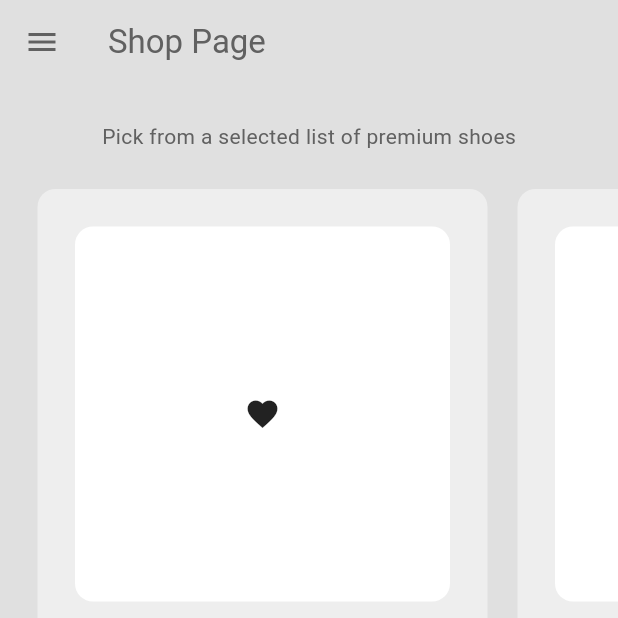
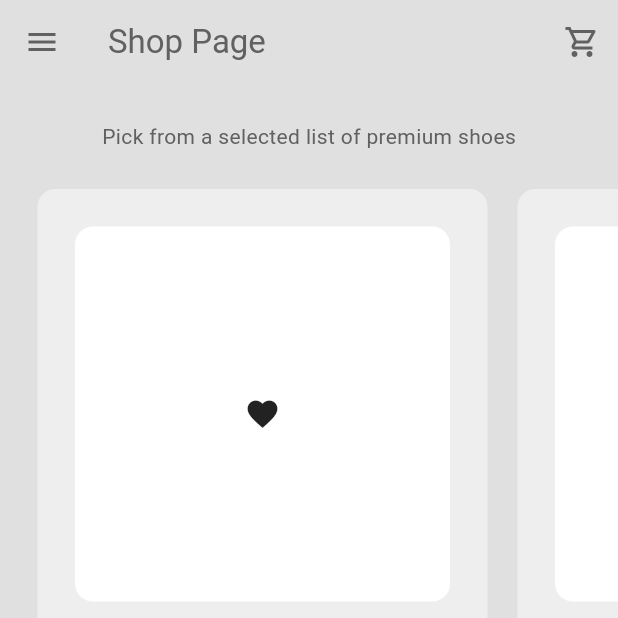
Before and after one commit to marquinhos2017/ecommerce_app, a Flutter app: the ShopPage screen opened by its route, on a phone screen of 412 x 824 dp, the top half of it. Run offline on Flutter 3.47's test engine with Material 3 defaults, Android fonts, the phone set to English and light mode, and no system bars.

Commit message:
add the button cart at shop page

```diff
--- a/lib/pages/ShopPage.dart
+++ b/lib/pages/ShopPage.dart
@@ -18,6 +18,11 @@ class ShopPage extends StatelessWidget {
         elevation: 0,
         foregroundColor: Theme.of(context).colorScheme.inversePrimary,
         title: const Text("Shop Page"),
+        actions: [
+          IconButton(
+              onPressed: () => Navigator.pushNamed(context, '/cart_page'),
+              icon: Icon(Icons.shopping_cart_outlined))
+        ],
       ),
       drawer: const MyDrawer(),
       backgroundColor: Theme.of(context).colorScheme.background,
```
